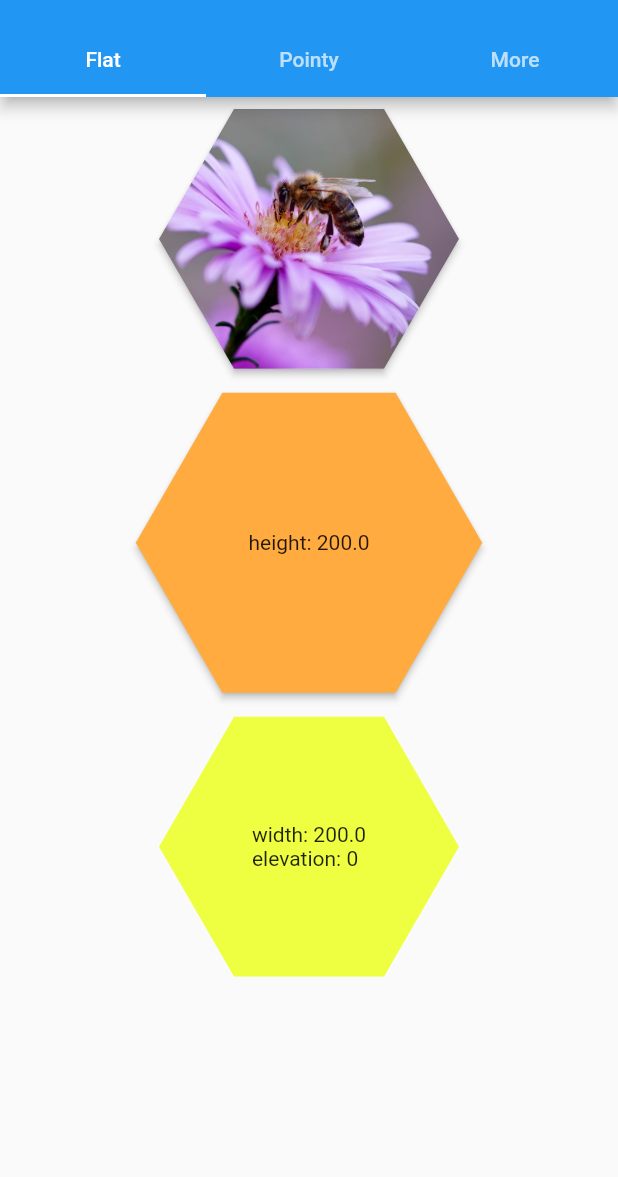
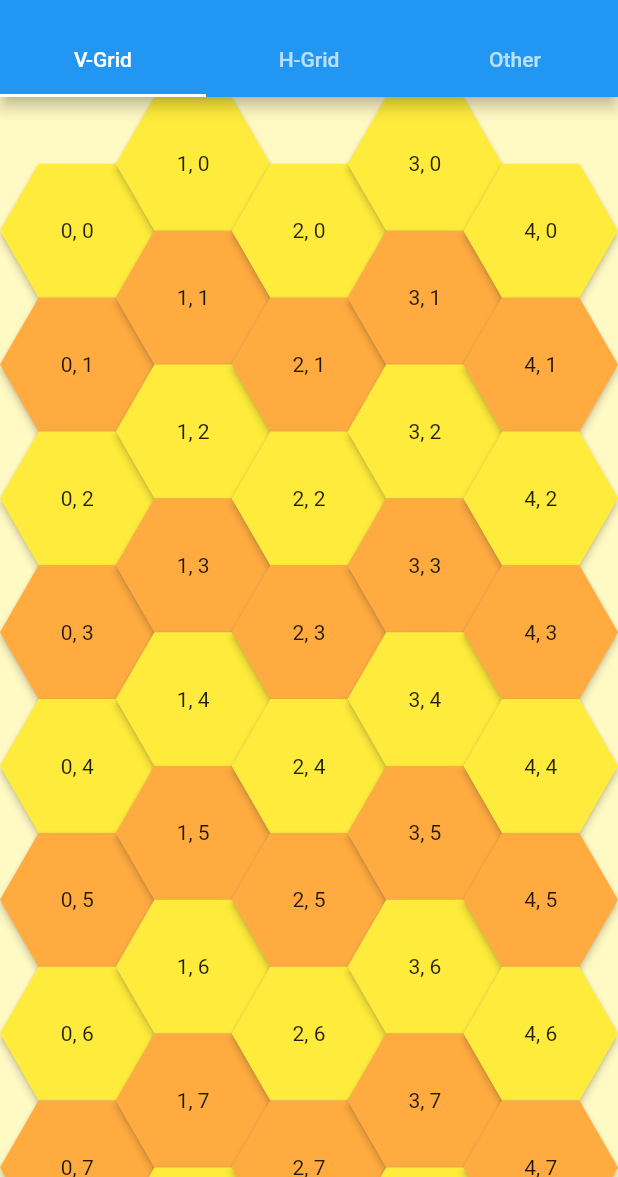
Before and after one commit to orlikraf/flutter-hexagon, a Flutter app: the screen it shows after launch, on a phone screen of 412 x 824 dp, the part 59-1236 px from its top. Run offline on Flutter 3.47's test engine with Material 2 defaults, Android fonts, the phone set to English and light mode, and no system bars.

Commit message:
added hexagon_offset_grid.dart and related changes

```diff
--- a/example/lib/main.dart
+++ b/example/lib/main.dart
@@ -1,4 +1,5 @@
 import 'package:flutter/material.dart';
+import 'package:hexagon/grid/hexagon_offset_grid.dart';
 import 'package:hexagon/hexagon_type.dart';
 import 'package:hexagon/hexagon_widget.dart';
 
@@ -29,42 +30,84 @@ class MyHomePage extends StatelessWidget {
   @override
   Widget build(BuildContext context) {
     var size = MediaQuery.of(context).size;
+
     return DefaultTabController(
       length: 3,
+      initialIndex: 0,
       child: Scaffold(
         appBar: AppBar(
           bottom: TabBar(
             tabs: [
-              Tab(
-                text: 'Flat',
-              ),
-              Tab(
-                text: 'Pointy',
-              ),
-              Tab(text: 'More'),
+              Tab(text: 'V-Grid'),
+              Tab(text: 'H-Grid'),
+              Tab(text: 'Other'),
             ],
           ),
           title: Text(title),
         ),
         body: TabBarView(
           children: [
-            _buildFlatExample(size),
-            _buildPointyExample(size),
-            _buildMore(),
+            _buildVerticalGrid(size),
+            _buildHorizontalGrid(size),
+            _buildMore(size),
           ],
         ),
       ),
     );
   }
 
-  Widget _buildFlatExample(Size size) {
-    var w = size.width > 200.0 ? 200.0 : size.width / 2;
-    var h = 200.0;
+  Widget _buildHorizontalGrid(Size size) {
+    return SingleChildScrollView(
+      scrollDirection: Axis.horizontal,
+      child: HexagonOffsetGrid.oddPointy(
+        color: Colors.black54,
+        columns: 9,
+        rows: 4,
+        buildHexagon: (col, row) => row.isOdd && col.isOdd
+            ? null
+            : HexagonWidget.template(
+                elevation: col.toDouble(),
+                color: col == 1 || row == 1 ? Colors.lightBlue.shade200 : null,
+                child: Text('$col, $row'),
+              ),
+      ),
+    );
+  }
+
+  Widget _buildVerticalGrid(Size size) {
     return SingleChildScrollView(
       child: Column(
+        crossAxisAlignment: CrossAxisAlignment.stretch,
+        children: [
+          HexagonOffsetGrid.evenFlat(
+            color: Colors.yellow.shade100,
+            columns: 5,
+            rows: 10,
+            buildHexagon: (col, row) => HexagonWidget.template(
+              color: row.isEven ? Colors.yellow : Colors.orangeAccent,
+              elevation: 2,
+            ),
+            buildChild: (col, row) => Text('$col, $row'),
+          ),
+        ],
+      ),
+    );
+  }
+
+  Widget _buildMore(Size size) {
+    var padding = 8.0;
+    var w = (size.width - 4 * padding) / 2;
+    var h = 150.0;
+    return SingleChildScrollView(
+      child: Column(
+        mainAxisSize: MainAxisSize.min,
+        children: [
+          Row(
+            mainAxisAlignment: MainAxisAlignment.center,
+            mainAxisSize: MainAxisSize.min,
             children: [
               Padding(
-            padding: EdgeInsets.all(8.0),
+                padding: EdgeInsets.all(padding),
                 child: HexagonWidget.flat(
                   width: w,
                   child: AspectRatio(
@@ -77,35 +120,7 @@ class MyHomePage extends StatelessWidget {
                 ),
               ),
               Padding(
-            padding: EdgeInsets.all(8.0),
-            child: HexagonWidget.flat(
-              height: h,
-              color: Colors.orangeAccent,
-              child: Text('height: $h'),
-            ),
-          ),
-          Padding(
-            padding: EdgeInsets.all(8.0),
-            child: HexagonWidget.flat(
-              width: w,
-              color: Colors.limeAccent,
-              elevation: 0,
-              child: Text('width: $w\nelevation: 0'),
-            ),
-          ),
-        ],
-      ),
-    );
-  }
-
-  Widget _buildPointyExample(Size size) {
-    var w = size.width > 200.0 ? 200.0 : size.width / 2.0;
-    var h = 200.0;
-    return SingleChildScrollView(
-      child: Column(
-        children: [
-          Padding(
-            padding: EdgeInsets.all(8.0),
+                padding: EdgeInsets.all(padding),
                 child: HexagonWidget.pointy(
                   width: w,
                   child: AspectRatio(
@@ -117,109 +132,48 @@ class MyHomePage extends StatelessWidget {
                   ),
                 ),
               ),
+            ],
+          ),
+          Row(
+            mainAxisAlignment: MainAxisAlignment.center,
+            children: [
               Padding(
                 padding: EdgeInsets.all(8.0),
-            child: HexagonWidget.pointy(
-              width: w,
-              color: Colors.lightBlue,
-              child: Text('width: $w'),
+                child: HexagonWidget.flat(
+                  height: h,
+                  color: Colors.orangeAccent,
+                  child: Text('flat\nheight: ${h.toStringAsFixed(2)}'),
                 ),
               ),
               Padding(
                 padding: EdgeInsets.all(8.0),
                 child: HexagonWidget.pointy(
                   height: h,
-              color: Colors.green,
-              child: Text('height: $h'),
+                  color: Colors.red,
+                  child: Text('pointy\nheight: ${h.toStringAsFixed(2)}'),
                 ),
               ),
-          Container(
-            color: Colors.red.withAlpha(100),
-            padding: EdgeInsets.all(8.0),
+            ],
+          ),
+          Padding(
+            padding: EdgeInsets.all(padding),
+            child: HexagonWidget.flat(
+              width: w,
+              color: Colors.limeAccent,
+              elevation: 0,
+              child: Text('flat\nwidth: ${w.toStringAsFixed(2)}\nelevation: 0'),
+            ),
+          ),
+          Padding(
+            padding: EdgeInsets.all(padding),
             child: HexagonWidget.pointy(
-              height: h,
-              color: Colors.lightGreen,
-              inBounds: false,
-              child: Text(
-                'height: $h\ninBounds: false',
-                textAlign: TextAlign.center,
-              ),
+              width: w,
+              color: Colors.lightBlue,
+              child: Text('pointy\nwidth: ${w.toStringAsFixed(2)}'),
             ),
           ),
         ],
       ),
     );
   }
-
-  Widget _buildMore() {
-    return Center(child: Text('More examples will come with grids'));
 }
-
-  Widget buildBody() {
-    var h = 300.0;
-    var w = 300.0;
-
-    var pad = 20.0;
-
-    return Column(
-      mainAxisAlignment: MainAxisAlignment.start,
-      crossAxisAlignment: CrossAxisAlignment.start,
-      children: [
-        Row(
-          children: [
-            Container(
-              margin: EdgeInsets.all(pad),
-              child: HexagonWidget.pointy(
-                width: w,
-                // height: h,
-                elevation: 4,
-                color: Colors.blueGrey,
-                child: Image.asset('assets/tram.jpg'),
-              ),
-            ),
-            Container(
-              child: HexagonWidget.pointy(
-                // width: w,
-                height: h,
-                color: Colors.orangeAccent,
-                elevation: 0,
-                child: Container(
-                  width: 1500,
-                ),
-              ),
-            ),
-          ],
-        ),
-        Row(
-          children: [
-            Container(
-              color: Colors.green,
-              child: HexagonWidget.flat(
-                width: w,
-                // height: h,
-                color: Colors.red,
-                inBounds: false,
-                elevation: 8,
-                child: Container(
-                  height: 50,
-                  width: 50,
-                  color: Colors.black,
-                ),
-              ),
-            ),
-            Container(
-              color: Colors.blue,
-              margin: EdgeInsets.all(pad),
-              child: HexagonWidget.flat(
-                width: w,
-                // height: h,
-                elevation: 4, inBounds: false,
-                child: Image.asset('assets/bee.jpg'),
-              ),
-            ),
-          ],
-        ),
-      ],
-    );
-  }
-}
--- /dev/null
+++ b/lib/grid/hexagon_offset_grid.dart
@@ -0,0 +1,219 @@
+import 'package:flutter/material.dart';
+import 'package:hexagon/hexagon_type.dart';
+import 'package:hexagon/hexagon_widget.dart';
+
+enum GridType { EVEN, ODD }
+
+extension _GridTypeExtension on GridType {
+  bool displace(int mainIndex, int crossIndex) {
+    if (crossIndex == 0) {
+      return this.displaceFront(mainIndex);
+    }
+    return this.displaceBack(mainIndex);
+  }
+
+  bool displaceFront(int index) {
+    return (this == GridType.ODD && index.isOdd) ||
+        (this == GridType.EVEN && index.isEven);
+  }
+
+  bool displaceBack(int index) {
+    return (this == GridType.ODD && index.isEven) ||
+        (this == GridType.EVEN && index.isOdd);
+  }
+}
+
+class HexagonOffsetGrid extends StatelessWidget {
+  final HexagonType hexType;
+  final GridType gridType;
+
+  final int columns;
+  final int rows;
+  final Color color;
+  final double padding = 2.0;
+  final Widget Function(int col, int row) buildChild;
+  final HexagonWidget Function(int col, int row) buildHexagon;
+
+  ///Grid of flat hexagons with odd columns starting with tile and even with a space.
+  ///
+  /// [columns] - Required positive integer. Count of columns in grid.
+  ///
+  /// [rows] - Required positive integer. Count of rows in grid.
+  ///
+  /// [color] - Background color of this grid.
+  ///
+  /// [buildHexagon] - Provide a HexagonWidget.template() to be used for given tile (col,row). Returning null value will be represented as translucent tile.
+  ///
+  /// [buildChild] - Provide a Widget to be used in a HexagonWidget for given tile (col,row). Any returned value will override child provided in [buildHexagon] function.
+  HexagonOffsetGrid.oddFlat({
+    @required this.columns,
+    @required this.rows,
+    this.color,
+    this.buildChild,
+    this.buildHexagon,
+  })  : assert(columns > 0),
+        assert(rows > 0),
+        this.hexType = HexagonType.FLAT,
+        this.gridType = GridType.ODD;
+
+  ///Grid of flat hexagons with even columns starting with tile and odd with a space.
+  ///
+  /// [columns] - Required positive integer. Count of columns in grid.
+  ///
+  /// [rows] - Required positive integer. Count of rows in grid.
+  ///
+  /// [color] - Background color of this grid.
+  ///
+  /// [buildHexagon] - Provide a HexagonWidget.template() to be used for given tile (col,row). Returning null value will be represented as translucent tile.
+  ///
+  /// [buildChild] - Provide a Widget to be used in a HexagonWidget for given tile (col,row). Any returned value will override child provided in [buildHexagon] function.
+  HexagonOffsetGrid.evenFlat({
+    @required this.columns,
+    @required this.rows,
+    this.color,
+    this.buildChild,
+    this.buildHexagon,
+  })  : this.hexType = HexagonType.FLAT,
+        this.gridType = GridType.EVEN;
+
+  ///Grid of pointy hexagons with odd rows starting with tile and even with a space.
+  ///
+  /// [columns] - Required positive integer. Count of columns in grid.
+  ///
+  /// [rows] - Required positive integer. Count of rows in grid.
+  ///
+  /// [color] - Background color of this grid.
+  ///
+  /// [buildHexagon] - Provide a HexagonWidget.template() to be used for given tile (col,row). Returning null value will be represented as translucent tile.
+  ///
+  /// [buildChild] - Provide a Widget to be used in a HexagonWidget for given tile (col,row). Any returned value will override child provided in [buildHexagon] function.
+  HexagonOffsetGrid.oddPointy({
+    @required this.columns,
+    @required this.rows,
+    this.color,
+    this.buildChild,
+    this.buildHexagon,
+  })  : this.hexType = HexagonType.POINTY,
+        this.gridType = GridType.ODD;
+
+  ///Grid of pointy hexagons with even rows starting with tile and odd with a space.
+  ///
+  /// [columns] - Required positive integer. Count of columns in grid.
+  ///
+  /// [rows] - Required positive integer. Count of rows in grid.
+  ///
+  /// [color] - Background color of this grid.
+  ///
+  /// [buildHexagon] - Provide a HexagonWidget.template() to be used for given tile (col,row). Returning null value will be represented as translucent tile.
+  ///
+  /// [buildChild] - Provide a Widget to be used in a HexagonWidget for given tile (col,row). Any returned value will override child provided in [buildHexagon] function.
+  HexagonOffsetGrid.evenPointy({
+    @required this.columns,
+    @required this.rows,
+    this.color,
+    this.buildChild,
+    this.buildHexagon,
+  })  : this.hexType = HexagonType.POINTY,
+        this.gridType = GridType.EVEN;
+
+  @override
+  Widget build(BuildContext context) {
+    return LayoutBuilder(
+      builder: (context, constraints) {
+        var size = _hexSize(constraints.maxWidth, constraints.maxHeight);
+        var edgeInsets = EdgeInsets.symmetric(
+          vertical: _displaceColumns *
+              (size.height / (8 * hexType.pointyFactor(false))),
+          horizontal:
+              _displaceRows * (size.width / (8 * hexType.flatFactor(false))),
+        );
+        return Container(
+          color: color,
+          padding: edgeInsets,
+          child: _mainAxis(
+            (mainCount) => List.generate(
+              mainCount,
+              (mainIndex) => _crossAxis(
+                (crossCount) => List.generate(crossCount, (crossIndex) {
+                  if ((crossIndex == 0 || crossIndex >= crossCount - 1) &&
+                      gridType.displace(mainIndex, crossIndex)) {
+                    return Container(
+                      width: hexType.isPointy ? size.width / 2 : null,
+                      height: hexType.isFlat ? size.height / 2 : null,
+                    );
+                  }
+                  final col = (hexType.isPointy
+                      ? (crossIndex -
+                          (gridType.displaceFront(mainIndex) ? 1 : 0))
+                      : mainIndex);
+                  final row = hexType.isPointy
+                      ? mainIndex
+                      : (crossIndex -
+                          (gridType.displaceFront(mainIndex) ? 1 : 0));
+
+                  var hexagonTemplate = buildHexagon?.call(col, row);
+
+                  if (buildHexagon != null && hexagonTemplate == null) {
+                    hexagonTemplate =
+                        HexagonWidget.template(color: Colors.transparent);
+                  } else if (hexagonTemplate?.isTemplate != true)
+                    hexagonTemplate = HexagonWidget.template();
+
+                  return hexagonTemplate?.copyWith(
+                    type: hexType,
+                    inBounds: false,
+                    width: hexType.isPointy ? size.width : null,
+                    height: hexType.isFlat ? size.height : null,
+                    child: buildChild != null
+                        ? buildChild.call(col, row)
+                        : hexagonTemplate.child,
+                  );
+                }),
+              ),
+            ),
+          ),
+        );
+      },
+    );
+  }
+
+  Widget _mainAxis(List<Widget> Function(int count) children) {
+    if (hexType.isPointy) {
+      return Column(children: children.call(rows + _displaceRows));
+    }
+    return Row(children: children.call(columns + _displaceColumns));
+  }
+
+  Widget _crossAxis(List<Widget> Function(int count) children) {
+    if (hexType.isPointy) {
+      return Row(children: children.call(columns + _displaceColumns));
+    }
+    return Column(children: children.call(rows + _displaceRows));
+  }
+
+  int get _displaceColumns => hexType.isPointy ? 1 : 0;
+
+  int get _displaceRows => hexType.isFlat ? 1 : 0;
+
+  Size _hexSize(double maxWidth, double maxHeight) {
+    if (maxWidth.isFinite) {
+      if (hexType.isFlat) {
+        var quarters = maxWidth / (1 + (0.75 * (columns - 1)));
+        var size = Size(quarters, quarters * hexType.ratio);
+        return size * hexType.flatFactor(false);
+      }
+      var half = maxWidth / (columns * 2 + _displaceColumns);
+      return Size(half * 2, half * 2 * hexType.ratio);
+    } else if (maxHeight.isFinite) {
+      if (hexType.isPointy) {
+        var quarters = maxHeight / (1 + (0.75 * (rows - 1)));
+        var size = Size(quarters / hexType.ratio, quarters);
+        return size * hexType.pointyFactor(false);
+      }
+      var half = (maxHeight - 0) / (rows * 2 + _displaceRows);
+      return Size(half * 2 / hexType.ratio, half * 2);
+    } else {
+      throw Exception('Error: Infinite constraints in both dimensions!');
+    }
+  }
+}
--- a/lib/hexagon_painter.dart
+++ b/lib/hexagon_painter.dart
@@ -19,11 +19,17 @@ class HexagonPainter extends CustomPainter {
   void paint(Canvas canvas, Size size) {
     _paint.color = color ?? Colors.white;
     _paint.isAntiAlias = true;
+    _paint.style = PaintingStyle.fill;
 
     _path = HexagonUtils.hexagonPath(size, type, inBounds: inBounds);
     if ((elevation ?? 0) > 0)
       canvas.drawShadow(_path, Colors.black, elevation ?? 0, false);
     canvas.drawPath(_path, _paint);
+
+    // _paint.color = Colors.purple;
+    // _paint.strokeWidth = 0;
+    // _paint.style = PaintingStyle.stroke;
+    // canvas.drawPath(_path, _paint);
   }
 
   @override
--- a/lib/hexagon_widget.dart
+++ b/lib/hexagon_widget.dart
@@ -8,9 +8,9 @@ import 'hexagon_painter.dart';
 import 'hexagon_type.dart';
 
 class HexagonWidget extends StatelessWidget {
-  /// Preferably provide one dimension ([width] or [height]) and the other will be counted accordingly to hexagon aspect ratio
+  /// Preferably provide one dimension ([width] or [height]) and the other will be calculated accordingly to hexagon aspect ratio
   ///
-  /// [elevation] - Must be zero or positive int. Default = 2
+  /// [elevation] - Must be zero or positive int. Default = 0
   ///
   /// [color] - Color used to fill hexagon. Use transparency with 0 elevation
   ///
@@ -25,17 +25,18 @@ class HexagonWidget extends StatelessWidget {
     this.height,
     this.color,
     this.child,
-    this.elevation = 2,
+    this.elevation = 0,
     this.inBounds = true,
     @required this.type,
   })  : assert(width != null || height != null),
         assert((elevation ?? 0) >= 0),
         assert(type != null),
+        this._template = false,
         super(key: key);
 
-  /// Preferably provide one dimension ([width] or [height]) and the other will be counted accordingly to hexagon aspect ratio
+  /// Preferably provide one dimension ([width] or [height]) and the other will be calculated accordingly to hexagon aspect ratio
   ///
-  /// [elevation] - Must be zero or positive int. Default = 2
+  /// [elevation] - Must be zero or positive int. Default = 0
   ///
   /// [color] - Color used to fill hexagon. Use transparency with 0 elevation
   ///
@@ -47,15 +48,16 @@ class HexagonWidget extends StatelessWidget {
       this.height,
       this.color,
       this.child,
-      this.elevation = 2,
+      this.elevation = 0,
       this.inBounds = true})
       : assert(width != null || height != null),
         assert((elevation ?? 0) >= 0),
+        this._template = false,
         this.type = HexagonType.FLAT;
 
-  /// Preferably provide one dimension ([width] or [height]) and the other will be counted accordingly to hexagon aspect ratio
+  /// Preferably provide one dimension ([width] or [height]) and the other will be calculated accordingly to hexagon aspect ratio
   ///
-  /// [elevation] - Must be zero or positive int. Default = 2
+  /// [elevation] - Must be zero or positive int. Default = 0
   ///
   /// [color] - Color used to fill hexagon. Use transparency with 0 elevation
   ///
@@ -67,12 +69,22 @@ class HexagonWidget extends StatelessWidget {
       this.height,
       this.color,
       this.child,
-      this.elevation = 2,
+      this.elevation = 0,
       this.inBounds = true})
       : assert(width != null || height != null),
         assert((elevation ?? 0) >= 0),
+        this._template = false,
         this.type = HexagonType.POINTY;
 
+  ///Used in grids. Not for regular use.
+  HexagonWidget.template({this.color, this.elevation, this.child})
+      : this.height = 1.0,
+        this.width = 1.0,
+        this._template = true,
+        this.inBounds = null,
+        this.type = null;
+
+  final bool _template;
   final HexagonType type;
   final double width;
   final double height;
@@ -80,6 +92,8 @@ class HexagonWidget extends StatelessWidget {
   final bool inBounds;
   final Widget child;
   final Color color;
+
+  bool get isTemplate => _template == true;
 
   Size _innerSize() {
     var flatFactor = type.flatFactor(inBounds);
@@ -109,6 +123,7 @@ class HexagonWidget extends StatelessWidget {
   Widget build(BuildContext context) {
     var innerSize = _innerSize();
     var contentSize = _contentSize();
+    assert(!isTemplate);
 
     return Align(
       child: Container(
@@ -137,4 +152,24 @@ class HexagonWidget extends StatelessWidget {
       ),
     );
   }
+
+  HexagonWidget copyWith({
+    HexagonType type,
+    double width,
+    double height,
+    double elevation,
+    Color color,
+    Widget child,
+    bool inBounds,
+  }) {
+    return HexagonWidget(
+      type: type ?? this.type,
+      inBounds: inBounds ?? this.inBounds,
+      width: isTemplate ? width : width ?? this.width,
+      height: isTemplate ? height : height ?? this.height,
+      child: isTemplate ? child : child ?? this.child,
+      elevation: elevation ?? this.elevation,
+      color: color ?? this.color,
+    );
+  }
 }
--- a/pubspec.yaml
+++ b/pubspec.yaml
@@ -1,6 +1,6 @@
 name: hexagon
-description: Library that should help you achive fancy hexagon shape in your project. You can create pointy or flat hexagons in any color you like.
-version: 0.0.3
+description: Library about hexagon shape. You can create pointy or flat hexagons in any color you like.
+version: 0.0.4
 homepage: https://github.com/rSquared-software/flutter-hexagon
 
 environment:
```
Also changed, not shown: example/hexagon_example_1.png, example/hexagon_example_2.png, example/hexagon_example_3.png (added), example/pubspec.lock, pubspec.lock, 2 other files. Lines whose indentation alone changed are shown as unchanged.
